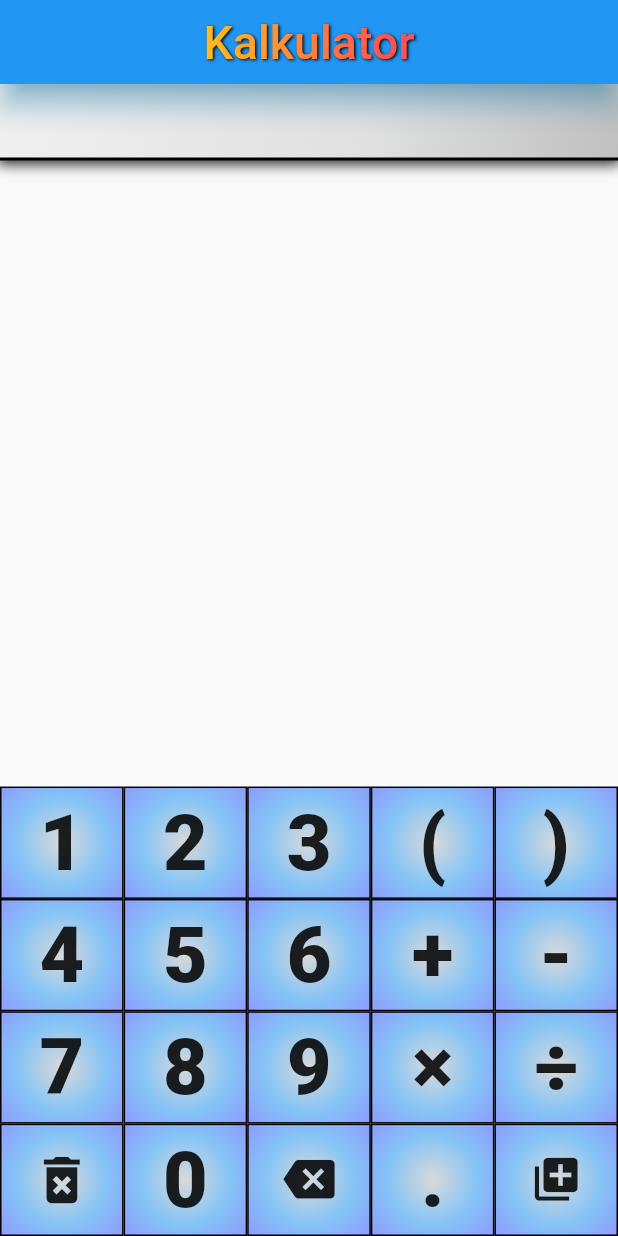
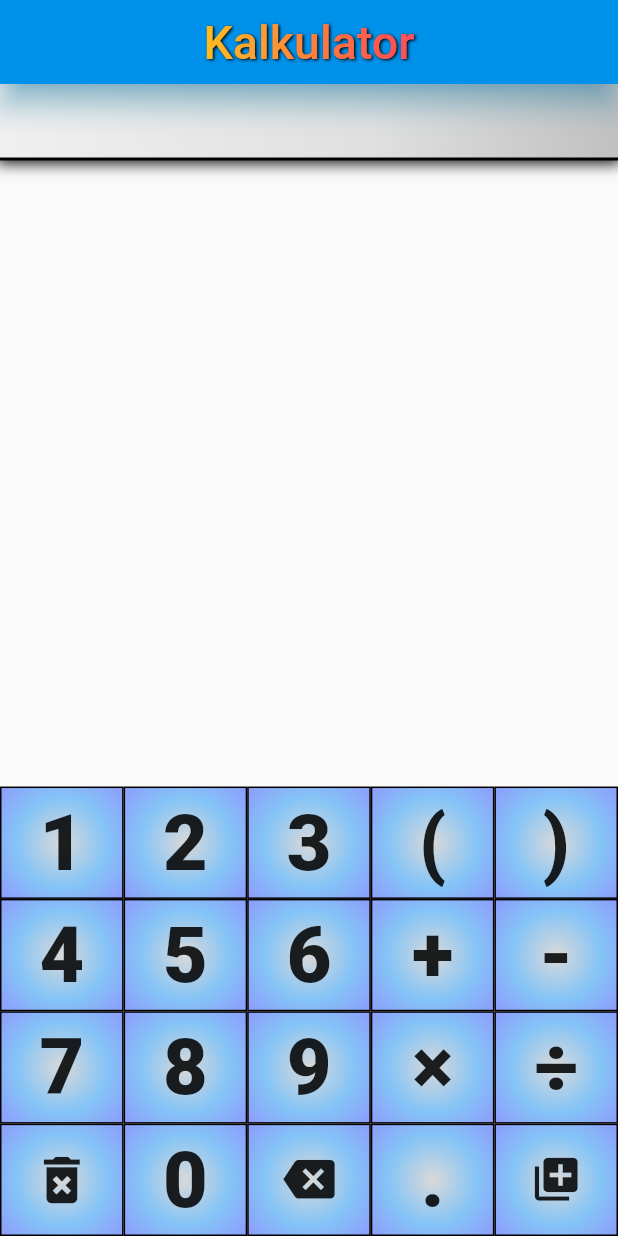
Before and after one commit to GrzesS0/Calculator, a Flutter app: the screen it shows after launch, on a phone screen of 412 x 824 dp. Run offline on Flutter 3.47's test engine with Material 2 defaults, Android fonts, the phone set to English and light mode, and no system bars.

Commit message:
drobne poprawki graficzne (cienie), stały kierunek

```diff
--- a/lib/main.dart
+++ b/lib/main.dart
@@ -1,6 +1,6 @@
 import 'package:flutter/material.dart';
 import 'package:provider/provider.dart';
-
+import 'package:flutter/services.dart';
 void main() => runApp(ChangeNotifierProvider.value(
       value: Tekst(),
       child: const MyApp(),
@@ -342,17 +342,21 @@ class _MyHomePageState extends State<MyHomePage> {
   }
 
   @override
-  Widget build(BuildContext context) {
-    var state = Provider.of<Tekst>(context, listen: true);
+  Widget build(BuildContext context) {SystemChrome.setSystemUIOverlayStyle(const SystemUiOverlayStyle(
+    systemNavigationBarContrastEnforced: false,
+    statusBarColor: Colors.transparent,
+  ));
+  var state = Provider.of<Tekst>(context, listen: true);
     return Scaffold(
       appBar: AppBar(
+        backgroundColor: Colors.lightBlueAccent.shade700,
         elevation: 8,
         shadowColor: Colors.lightBlueAccent,
         title: Center(
           child: Text(
             widget.title,
             style: TextStyle(
-              shadows: [Shadow(
+              shadows: const [ Shadow(
                 color: Colors.black,
                 blurRadius: 2,
                 offset: Offset(1,1)
```
Also changed, not shown: 1 other file.
